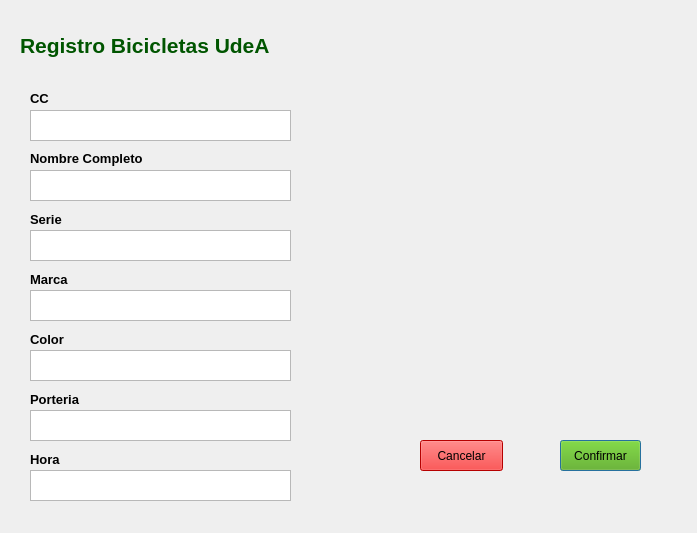
Above: Ui/ventana.ui from juanchaverra/UdeBici before the change. Below: the same form after it.
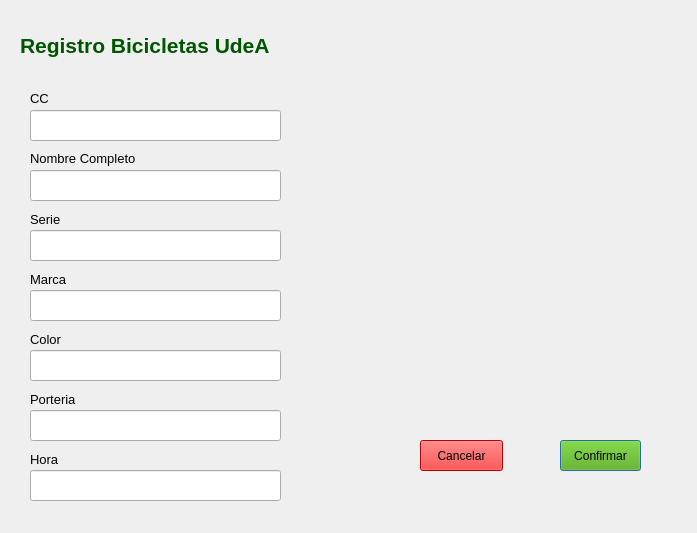
That is the form after the change. Icons and pictures are not drawn.

```diff
--- a/Ui/ventana.ui
+++ b/Ui/ventana.ui
@@ -13,31 +13,11 @@
   <property name="windowTitle">
    <string>Dialog</string>
   </property>
-  <widget class="QTextEdit" name="te_color">
-   <property name="geometry">
-    <rect>
-     <x>30</x>
-     <y>350</y>
-     <width>261</width>
-     <height>31</height>
-    </rect>
-   </property>
-  </widget>
-  <widget class="QTextEdit" name="te_nombre">
-   <property name="geometry">
-    <rect>
-     <x>30</x>
-     <y>170</y>
-     <width>261</width>
-     <height>31</height>
-    </rect>
-   </property>
-  </widget>
   <widget class="QLabel" name="label_7">
    <property name="geometry">
     <rect>
-     <x>380</x>
-     <y>50</y>
+     <x>360</x>
+     <y>70</y>
      <width>291</width>
      <height>311</height>
     </rect>
@@ -62,27 +42,7 @@
     </rect>
    </property>
    <property name="text">
-    <string>&lt;html&gt;&lt;head/&gt;&lt;body&gt;&lt;p&gt;&lt;span style=&quot; font-size:10pt; font-weight:600;&quot;&gt;Nombre Completo&lt;/span&gt;&lt;/p&gt;&lt;/body&gt;&lt;/html&gt;</string>
-   </property>
-  </widget>
-  <widget class="QTextEdit" name="te_serie">
-   <property name="geometry">
-    <rect>
-     <x>30</x>
-     <y>230</y>
-     <width>261</width>
-     <height>31</height>
-    </rect>
-   </property>
-  </widget>
-  <widget class="QTextEdit" name="te_hora">
-   <property name="geometry">
-    <rect>
-     <x>30</x>
-     <y>470</y>
-     <width>261</width>
-     <height>31</height>
-    </rect>
+    <string>&lt;html&gt;&lt;head/&gt;&lt;body&gt;&lt;p&gt;&lt;span style=&quot; font-size:10pt;&quot;&gt;Nombre Completo&lt;/span&gt;&lt;/p&gt;&lt;/body&gt;&lt;/html&gt;</string>
    </property>
   </widget>
   <widget class="QLabel" name="label">
@@ -108,7 +68,7 @@
     </rect>
    </property>
    <property name="text">
-    <string>&lt;html&gt;&lt;head/&gt;&lt;body&gt;&lt;p&gt;&lt;span style=&quot; font-size:10pt; font-weight:600;&quot;&gt;Hora&lt;/span&gt;&lt;/p&gt;&lt;/body&gt;&lt;/html&gt;</string>
+    <string>&lt;html&gt;&lt;head/&gt;&lt;body&gt;&lt;p&gt;&lt;span style=&quot; font-size:10pt;&quot;&gt;Hora&lt;/span&gt;&lt;/p&gt;&lt;/body&gt;&lt;/html&gt;</string>
    </property>
   </widget>
   <widget class="QLabel" name="label_2">
@@ -121,7 +81,7 @@
     </rect>
    </property>
    <property name="text">
-    <string>&lt;html&gt;&lt;head/&gt;&lt;body&gt;&lt;p&gt;&lt;span style=&quot; font-size:10pt; font-weight:600;&quot;&gt;CC&lt;/span&gt;&lt;/p&gt;&lt;/body&gt;&lt;/html&gt;</string>
+    <string>&lt;html&gt;&lt;head/&gt;&lt;body&gt;&lt;p&gt;&lt;span style=&quot; font-size:10pt;&quot;&gt;CC&lt;/span&gt;&lt;/p&gt;&lt;/body&gt;&lt;/html&gt;</string>
    </property>
   </widget>
   <widget class="QLabel" name="label_8">
@@ -134,7 +94,7 @@
     </rect>
    </property>
    <property name="text">
-    <string>&lt;html&gt;&lt;head/&gt;&lt;body&gt;&lt;p&gt;&lt;span style=&quot; font-size:10pt; font-weight:600;&quot;&gt;Porteria&lt;/span&gt;&lt;/p&gt;&lt;/body&gt;&lt;/html&gt;</string>
+    <string>&lt;html&gt;&lt;head/&gt;&lt;body&gt;&lt;p&gt;&lt;span style=&quot; font-size:10pt;&quot;&gt;Porteria&lt;/span&gt;&lt;/p&gt;&lt;/body&gt;&lt;/html&gt;</string>
    </property>
   </widget>
   <widget class="QLabel" name="label_5">
@@ -147,7 +107,7 @@
     </rect>
    </property>
    <property name="text">
-    <string>&lt;html&gt;&lt;head/&gt;&lt;body&gt;&lt;p&gt;&lt;span style=&quot; font-size:10pt; font-weight:600;&quot;&gt;Marca&lt;/span&gt;&lt;/p&gt;&lt;/body&gt;&lt;/html&gt;</string>
+    <string>&lt;html&gt;&lt;head/&gt;&lt;body&gt;&lt;p&gt;&lt;span style=&quot; font-size:10pt;&quot;&gt;Marca&lt;/span&gt;&lt;/p&gt;&lt;/body&gt;&lt;/html&gt;</string>
    </property>
   </widget>
   <widget class="QLabel" name="label_4">
@@ -160,27 +120,7 @@
     </rect>
    </property>
    <property name="text">
-    <string>&lt;html&gt;&lt;head/&gt;&lt;body&gt;&lt;p&gt;&lt;span style=&quot; font-size:10pt; font-weight:600;&quot;&gt;Serie&lt;/span&gt;&lt;/p&gt;&lt;/body&gt;&lt;/html&gt;</string>
-   </property>
-  </widget>
-  <widget class="QTextEdit" name="te_porteria">
-   <property name="geometry">
-    <rect>
-     <x>30</x>
-     <y>410</y>
-     <width>261</width>
-     <height>31</height>
-    </rect>
-   </property>
-  </widget>
-  <widget class="QTextEdit" name="te_marca">
-   <property name="geometry">
-    <rect>
-     <x>30</x>
-     <y>290</y>
-     <width>261</width>
-     <height>31</height>
-    </rect>
+    <string>&lt;html&gt;&lt;head/&gt;&lt;body&gt;&lt;p&gt;&lt;span style=&quot; font-size:10pt;&quot;&gt;Serie&lt;/span&gt;&lt;/p&gt;&lt;/body&gt;&lt;/html&gt;</string>
    </property>
   </widget>
   <widget class="QLabel" name="label_6">
@@ -193,17 +133,7 @@
     </rect>
    </property>
    <property name="text">
-    <string>&lt;html&gt;&lt;head/&gt;&lt;body&gt;&lt;p&gt;&lt;span style=&quot; font-size:10pt; font-weight:600;&quot;&gt;Color&lt;/span&gt;&lt;/p&gt;&lt;/body&gt;&lt;/html&gt;</string>
-   </property>
-  </widget>
-  <widget class="QTextEdit" name="te_cc">
-   <property name="geometry">
-    <rect>
-     <x>30</x>
-     <y>110</y>
-     <width>261</width>
-     <height>31</height>
-    </rect>
+    <string>&lt;html&gt;&lt;head/&gt;&lt;body&gt;&lt;p&gt;&lt;span style=&quot; font-size:10pt;&quot;&gt;Color&lt;/span&gt;&lt;/p&gt;&lt;/body&gt;&lt;/html&gt;</string>
    </property>
   </widget>
   <widget class="QPushButton" name="bt_confirmar">
@@ -238,6 +168,76 @@
     <string>Cancelar</string>
    </property>
   </widget>
+  <widget class="QLineEdit" name="le_cc">
+   <property name="geometry">
+    <rect>
+     <x>30</x>
+     <y>110</y>
+     <width>251</width>
+     <height>31</height>
+    </rect>
+   </property>
+  </widget>
+  <widget class="QLineEdit" name="le_nombre">
+   <property name="geometry">
+    <rect>
+     <x>30</x>
+     <y>170</y>
+     <width>251</width>
+     <height>31</height>
+    </rect>
+   </property>
+  </widget>
+  <widget class="QLineEdit" name="le_serie">
+   <property name="geometry">
+    <rect>
+     <x>30</x>
+     <y>230</y>
+     <width>251</width>
+     <height>31</height>
+    </rect>
+   </property>
+  </widget>
+  <widget class="QLineEdit" name="le_marca">
+   <property name="geometry">
+    <rect>
+     <x>30</x>
+     <y>290</y>
+     <width>251</width>
+     <height>31</height>
+    </rect>
+   </property>
+  </widget>
+  <widget class="QLineEdit" name="le_color">
+   <property name="geometry">
+    <rect>
+     <x>30</x>
+     <y>350</y>
+     <width>251</width>
+     <height>31</height>
+    </rect>
+   </property>
+  </widget>
+  <widget class="QLineEdit" name="le_porteria">
+   <property name="geometry">
+    <rect>
+     <x>30</x>
+     <y>410</y>
+     <width>251</width>
+     <height>31</height>
+    </rect>
+   </property>
+  </widget>
+  <widget class="QLineEdit" name="le_hora">
+   <property name="geometry">
+    <rect>
+     <x>30</x>
+     <y>470</y>
+     <width>251</width>
+     <height>31</height>
+    </rect>
+   </property>
+  </widget>
  </widget>
  <resources/>
  <connections/>
```
